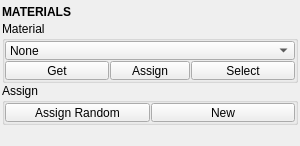
Qt form tentacle/ui/materials.ui (m3trik/tentacle) before a commit.
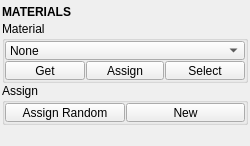
The same form after that commit. Custom widgets are drawn as their Qt base class.

Commit message:
slots: extend animation/materials/scene panels, refresh maya bindings
Five maya slot files expand to surface upstream additions:
* animation (+134): more Smart Bake / key-tooling entries wired to
  the new mtk surface.
* materials (+140): consumes the unified affix-mode policy from
  mayatk.mat_utils._affix_mode for game-shader and updater flows.
* scene (+157): integrates new scene_diag report fields (budget,
  pareto, missing/shared textures, material splits) into the
  diagnostic panel.
* edit / rendering: small fixes.

materials.ui: minor layout cleanup; README test-count badge bumped.

Patch:
```diff
--- a/tentacle/ui/materials.ui
+++ b/tentacle/ui/materials.ui
@@ -9,8 +9,8 @@
    <rect>
     <x>0</x>
     <y>0</y>
-    <width>300</width>
-    <height>131</height>
+    <width>250</width>
+    <height>139</height>
    </rect>
   </property>
   <property name="sizePolicy">
@@ -31,7 +31,7 @@
   <widget class="QWidget" name="central_widget">
    <property name="minimumSize">
     <size>
-     <width>300</width>
+     <width>250</width>
      <height>0</height>
     </size>
    </property>
```
Left out of the diff: 6 changed lines with no effect on the pictures. The commit also changes 6 other files.
